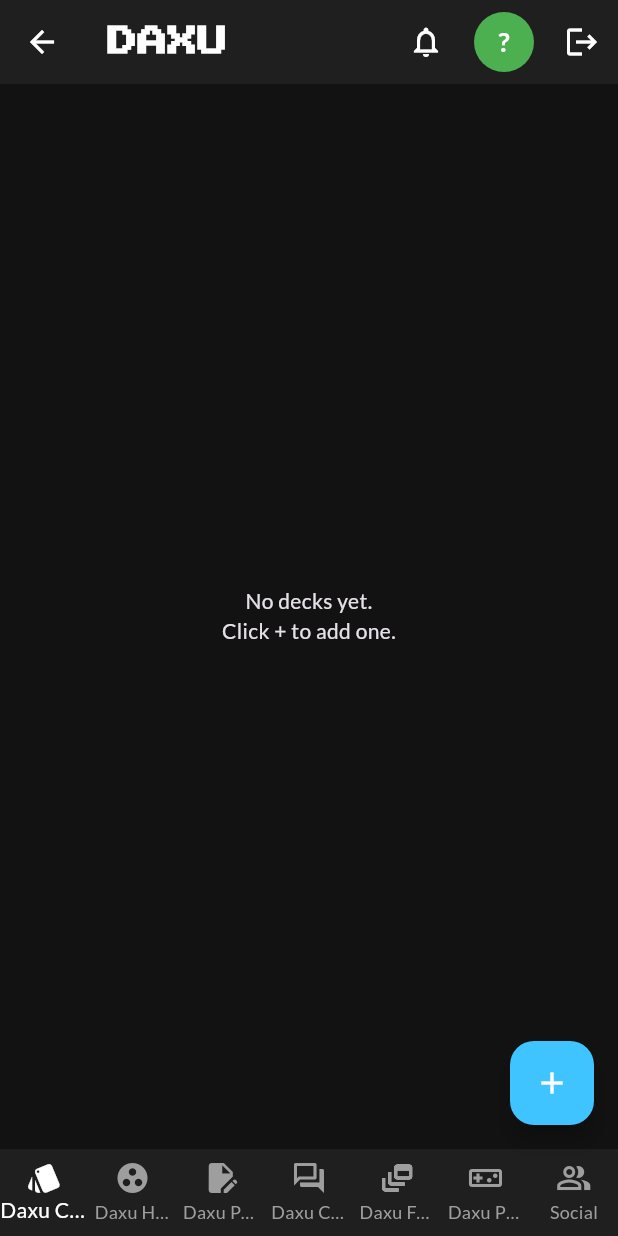
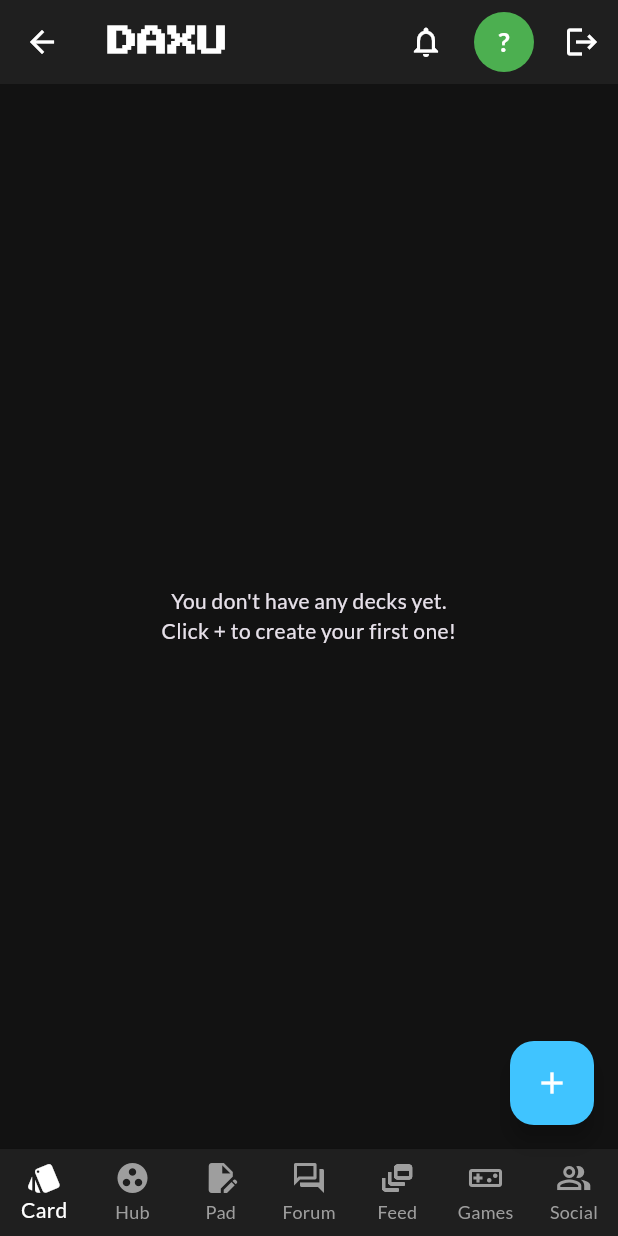
Before and after one commit to thiagolab-ops/nexo, a Flutter app: the TelaPrincipal screen opened directly, after a tap on the "logout" icon, on a phone screen of 412 x 824 dp. Run offline on Flutter 3.47's test engine with Material 3 defaults, Android fonts, the light colour scheme and no system bars; our stand-ins replace cloud_firestore, cloud_functions, csv, easy_localization, file_picker, firebase_auth and 17 more; missing offline and left inert: dart:html, flutter_quill, webview_flutter_web; accounts and stored records are empty; network calls fail; statements that could not run were skipped.

Commit message:
FIX/REFACTOR: Corrige bugs de login e permissão generalizada. Implementa Custom Claims para gerenciamento de roles, otimizando performance e segurança das regras do Firestore. Simplifica labels da UI.

```diff
--- a/assets/translations/en.json
+++ b/assets/translations/en.json
@@ -1,29 +1,24 @@
 {
-  "loginScreenTitle": "Daxu",
-  "loginButtonGoogle": "Sign in with Google",
-  "card_label": "Daxu Card",
-  "hub_label": "Daxu Hub",
-  "pad_label": "Daxu Pad",
-  "chan_label": "Daxu Chan",
-  "feed_label": "Daxu Feed",
-  "play_label": "Daxu Play",
+    "card_label": "Card",
+    "hub_label": "Hub",
+    "pad_label": "Pad",
+    "chan_label": "Forum",
+    "feed_label": "Feed",
+    "play_label": "Games",
     "social_label": "Social",
-  "editProfileTooltip": "Edit Profile",
-  "logoutTooltip": "Log out",
-  "emptyDecksMessage": "No decks yet.\nClick + to add one.",
-  "addDeckTooltip": "Add Deck",
     "newDeckDialogTitle": "New Deck",
     "newDeckDialogHint": "Deck name",
     "cancelButton": "Cancel",
     "addButton": "Add",
     "saveButton": "Save",
+    "addDeckTooltip": "Add Deck",
+    "editProfileTooltip": "Edit Profile",
+    "logoutTooltip": "Logout",
+    "emptyDecksMessage": "You don't have any decks yet.\nClick + to create your first one!",
+    "usernameLabel": "@username",
+    "bioLabel": "Your Bio",
+    "saveChangesButton": "Save Changes",
     "profileUpdateSuccess": "Profile updated successfully!",
-  "usernameLabel": "Username (@username)",
-  "bioLabel": "Bio",
-  "saveChangesButton": "Save Changes",
     "editProfileTitle": "Edit Profile",
-  "manageBlockedUsers": "Manage blocked users",
-  "blockedUsersTitle": "Blocked Users",
-  "noBlockedUsers": "You haven't blocked any users.",
-  "unblockUser": "Unblock"
+    "manageBlockedUsers": "Manage Blocked Users"
 }
--- a/assets/translations/pt.json
+++ b/assets/translations/pt.json
@@ -1,29 +1,24 @@
 {
-  "loginScreenTitle": "Daxu",
-  "loginButtonGoogle": "Entrar com Google",
-  "card_label": "Daxu Card",
-  "hub_label": "Daxu Hub",
-  "pad_label": "Daxu Pad",
-  "chan_label": "Daxu Chan",
-  "feed_label": "Daxu Feed",
-  "play_label": "Daxu Play",
+    "card_label": "Card",
+    "hub_label": "Hub",
+    "pad_label": "Pad",
+    "chan_label": "Fórum",
+    "feed_label": "Feed",
+    "play_label": "Games",
     "social_label": "Social",
-  "editProfileTooltip": "Editar Perfil",
-  "logoutTooltip": "Sair",
-  "emptyDecksMessage": "Nenhum baralho ainda.\nClique em + para adicionar.",
-  "addDeckTooltip": "Adicionar Baralho",
     "newDeckDialogTitle": "Novo Baralho",
     "newDeckDialogHint": "Nome do baralho",
     "cancelButton": "Cancelar",
     "addButton": "Adicionar",
     "saveButton": "Salvar",
+    "addDeckTooltip": "Adicionar Baralho",
+    "editProfileTooltip": "Editar Perfil",
+    "logoutTooltip": "Sair",
+    "emptyDecksMessage": "Você ainda não tem baralhos.\nClique em + para criar o seu primeiro!",
+    "usernameLabel": "@username",
+    "bioLabel": "Sua Bio",
+    "saveChangesButton": "Salvar Alterações",
     "profileUpdateSuccess": "Perfil atualizado com sucesso!",
-  "usernameLabel": "Nome de usuário (@username)",
-  "bioLabel": "Bio",
-  "saveChangesButton": "Salvar Alterações",
     "editProfileTitle": "Editar Perfil",
-  "manageBlockedUsers": "Gerenciar usuários bloqueados",
-  "blockedUsersTitle": "Usuários Bloqueados",
-  "noBlockedUsers": "Você não bloqueou nenhum usuário.",
-  "unblockUser": "Desbloquear"
+    "manageBlockedUsers": "Gerenciar Bloqueados"
 }
--- a/lib/main.dart
+++ b/lib/main.dart
@@ -19,6 +19,8 @@ import 'package:nexo/services/report_service.dart';
 import 'package:nexo/services/theme_provider.dart';
 import 'package:provider/provider.dart';
 import 'package:nexo/screens/tela_feed.dart';
+import 'package:webview_flutter_web/webview_flutter_web.dart';
+import 'package:webview_flutter_platform_interface/webview_flutter_platform_interface.dart';
 
 import 'auth_gate.dart';
 import 'firebase_options.dart';
@@ -33,21 +35,18 @@ import 'screens/tela_social_nova.dart';
 import 'screens/tela_nexo_pad.dart';
 import 'widgets/user_avatar.dart';
 
-// --- IMPORT NECESSÁRIO ---
-import 'package:webview_flutter_web/webview_flutter_web.dart';
-import 'package:webview_flutter_platform_interface/webview_flutter_platform_interface.dart';
-
 void main() async {
   WidgetsFlutterBinding.ensureInitialized();
 
-  // --- LINHA DE INICIALIZAÇÃO DO WEBVIEW ADICIONADA ---
-  // Isso registra a implementação web ANTES de qualquer outra coisa
   WebViewPlatform.instance = WebWebViewPlatform();
 
   await EasyLocalization.ensureInitialized();
   await Firebase.initializeApp(
     options: DefaultFirebaseOptions.currentPlatform,
   );
+
+  await FirebaseAuth.instance.setPersistence(Persistence.LOCAL);
+
   runApp(
     EasyLocalization(
       supportedLocales: const [
@@ -60,8 +59,6 @@ void main() async {
   );
 }
 
-// O resto do seu arquivo main.dart permanece exatamente o mesmo
-// Nenhuma outra mudança é necessária.
 class MyApp extends StatelessWidget {
   const MyApp({super.key});
 
@@ -129,6 +126,8 @@ class _TelaPrincipalState extends State<TelaPrincipal> {
   @override
   void initState() {
     super.initState();
+    _checkCustomClaims(); // <<-- NOSSO CÓDIGO DE DEBUG AQUI
+
     _telas = [
       TelaBaralhosLista(showNewDeckDialog: _mostrarDialogoNovoBaralho),
       const TelaHubsLista(),
@@ -138,6 +137,18 @@ class _TelaPrincipalState extends State<TelaPrincipal> {
       const TelaPlayLista(),
       const TelaSocialNova(),
     ];
+  }
+
+  // <<-- FUNÇÃO DE DEBUG ADICIONADA
+  void _checkCustomClaims() async {
+    final user = FirebaseAuth.instance.currentUser;
+    if (user != null) {
+      // O 'true' força a atualização do token
+      final idTokenResult = await user.getIdTokenResult(true);
+      print('--- [CUSTOM CLAIMS DEBUG] ---');
+      print('Claims do Token: ${idTokenResult.claims}');
+      print('-----------------------------');
+    }
   }
 
   void _mostrarDialogoNovoBaralho({Baralho? baralhoExistente}) {
@@ -273,7 +284,7 @@ class _TelaPrincipalState extends State<TelaPrincipal> {
           child: const Icon(Icons.add),
         );
       case 4:
-        if (userProfile.role == 'professor') {
+        if (userProfile.isPrivileged) {
           return FloatingActionButton(
             heroTag: 'add_post',
             onPressed: () {
--- a/lib/models/models.dart
+++ b/lib/models/models.dart
@@ -1,8 +1,5 @@
 import 'package:cloud_firestore/cloud_firestore.dart';
 
-// --- MODELOS DE POST E COMMENT ---
-// (Classes Post, Comment, ReportModel, ProfessorStats, NotificationModel, HubEvent, UserModel, Baralho, Cartao, NexoHub, NexoPadDocument, ChatRoomType, ChatRoom, ChatMessage, Quiz, QuizQuestion, AgendaEvent)
-// ... (nenhuma mudança nessas classes) ...
 class Post {
   final String id;
   final String authorId;
@@ -257,11 +254,13 @@ class UserModel {
   final List<String> interests;
   final int xp;
   final int level;
-  final int studyStreak; // --- NOVO CAMPO: studyStreak ---
+  final int streak;
   final Timestamp lastStudyDate;
   final String role;
   final bool hasCompletedOnboarding;
   final int unreadNotificationCount;
+
+  bool get isPrivileged => role == 'professor' || role == 'super_admin';
 
   UserModel({
     required this.id,
@@ -276,7 +275,7 @@ class UserModel {
     this.interests = const [],
     this.xp = 0,
     this.level = 1,
-    this.studyStreak = 0, // --- NOVO CAMPO: studyStreak ---
+    this.streak = 0,
     required this.lastStudyDate,
     this.role = 'student',
     this.hasCompletedOnboarding = false,
@@ -298,7 +297,7 @@ class UserModel {
       interests: List<String>.from(data['interests'] ?? []),
       xp: data['xp'] ?? 0,
       level: data['level'] ?? 1,
-      studyStreak: data['studyStreak'] ?? 0, // --- NOVO CAMPO: studyStreak ---
+      streak: data['streak'] ?? 0,
       lastStudyDate: data['lastStudyDate'] ?? data['createdAt'] ?? Timestamp.now(),
       role: data['role'] ?? 'student',
       hasCompletedOnboarding: data['hasCompletedOnboarding'] ?? false,
@@ -313,7 +312,7 @@ class UserModel {
       'followerIds': followerIds,
       'followingIds': followingIds,
       'blockedUserIds': blockedUserIds,
-      'interests': interests, 'xp': xp, 'level': level, 'studyStreak': studyStreak, // --- NOVO CAMPO: studyStreak ---
+      'interests': interests, 'xp': xp, 'level': level, 'streak': streak,
       'lastStudyDate': lastStudyDate,
       'role': role,
       'hasCompletedOnboarding': hasCompletedOnboarding,
@@ -674,7 +673,7 @@ class VideoNexo { // (Arquivo)
     } catch (e) {
       print('Erro ao extrair thumbnail: $e');
     }
-    return ''; // Retorno seguro
+    return '';
   }
 
   Map<String, dynamic> toMap() {
@@ -778,7 +777,7 @@ class Lesson {
 
   String get thumbnailUrl {
     try {
-      if (videoUrl.contains('youtube.com') || videoUrl.contains('youtu.be')) {
+       if (videoUrl.contains('youtube.com') || videoUrl.contains('youtu.be')) {
         String? videoId;
         if (videoUrl.contains('youtu.be/')) {
           videoId = videoUrl.split('youtu.be/').last.split('?').first.split('&').first;
@@ -838,7 +837,7 @@ class LessonComment {
     required this.createdAt,
   });
 
-    Map<String, dynamic> toMap() {
+   Map<String, dynamic> toMap() {
     return {
       'authorId': authorId,
       'authorUsername': authorUsername,
--- a/lib/screens/tela_perfil.dart
+++ b/lib/screens/tela_perfil.dart
@@ -198,7 +198,7 @@ class _TelaPerfilState extends State<TelaPerfil> {
                     ),
                     const SizedBox(height: 24),
 
-                    if (userProfile.role == 'professor') ...[
+                    if (userProfile.isPrivileged) ...[
                       ListTile(
                         leading: const Icon(Icons.dashboard_outlined),
                         title: const Text('Meu Dashboard'),
@@ -221,7 +221,7 @@ class _TelaPerfilState extends State<TelaPerfil> {
                       ),
                       ListTile(
                         leading: const Icon(Icons.video_library_outlined),
-                        title: const Text('Meu Daxu Go (Vídeos)'), // <<< NOME ATUALIZADO
+                        title: const Text('Meu Daxu GO (Vídeos)'),
                         trailing: const Icon(Icons.arrow_forward_ios),
                         onTap: () {
                           Navigator.of(context).push(MaterialPageRoute(
```
Also changed, not shown: lib/auth_gate.dart (+10 -20 lines), lib/screens/tela_perfil_usuario.dart (+13 -22 lines), lib/services/profile_service.dart (+69 -68 lines), scripts/migrate_users.dart (added, +55 -0 lines), 3 other files. Lines whose indentation alone changed are shown as unchanged.
